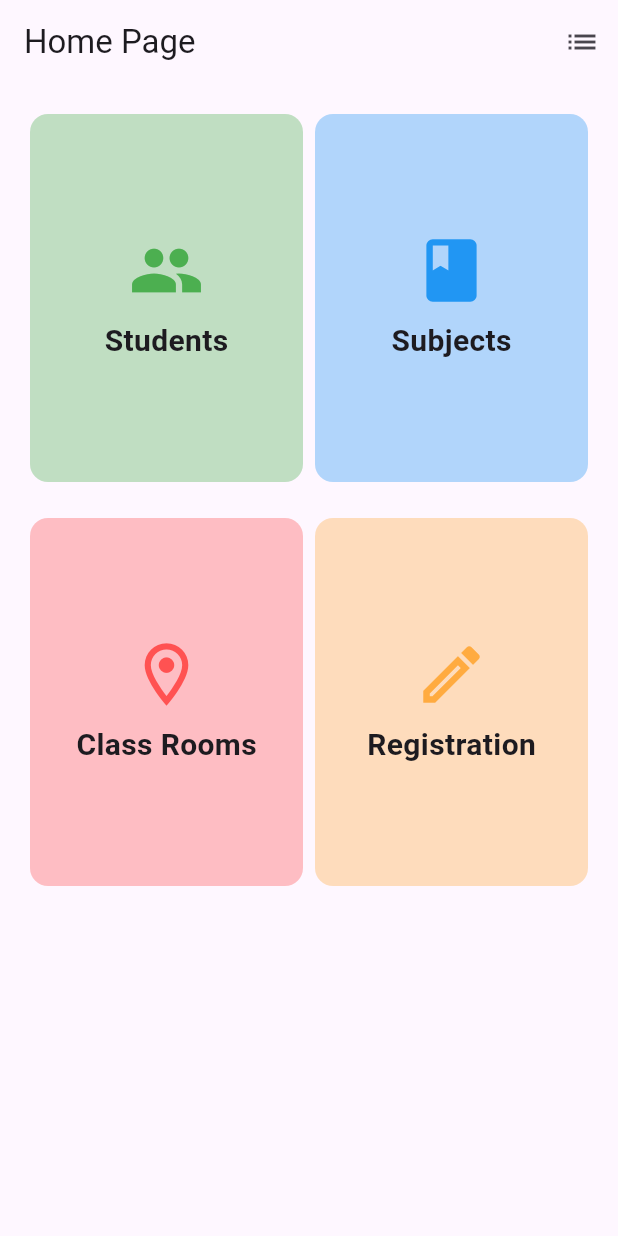
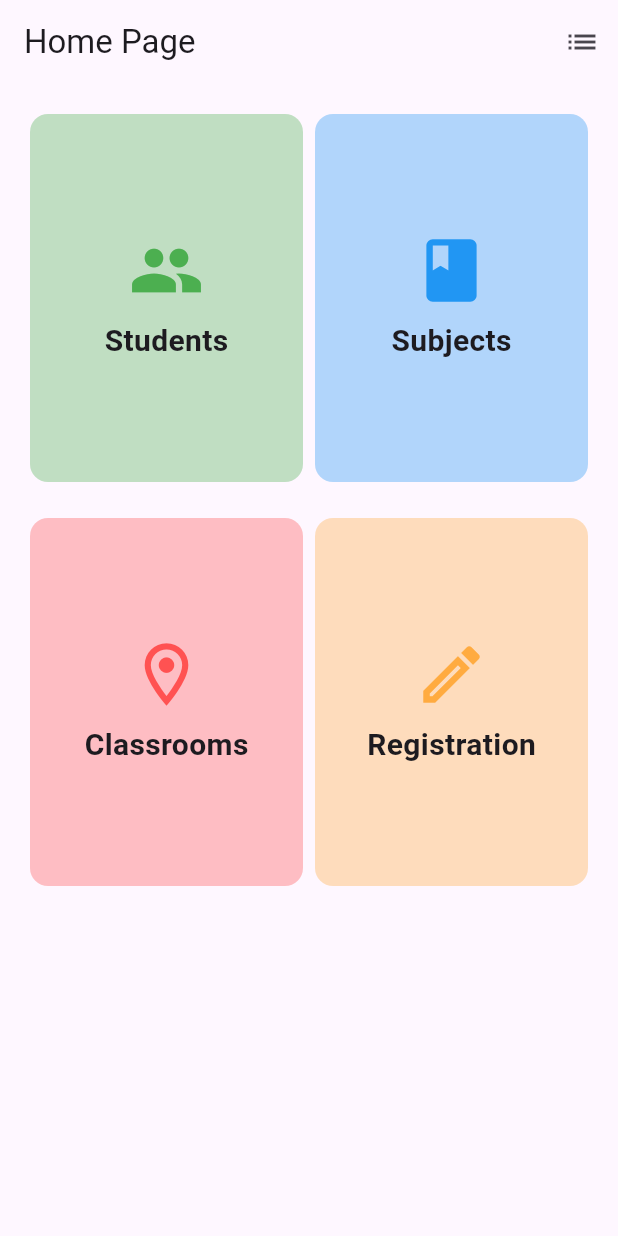
Before and after one commit to plokmij/class_alloc, a Flutter app: the screen it shows after launch, on a phone screen of 412 x 824 dp. Run offline on Flutter 3.47's test engine with Material 3 defaults, Android fonts, the phone set to English and light mode, and no system bars; our stand-ins replace bloc, dartz, dio, equatable, flutter_bloc, flutter_dotenv and 3 more; generated files the repository leaves out were written again.

Commit message:
refactor: Update home page items

```diff
--- a/lib/features/home/presentation/pages/home_page.dart
+++ b/lib/features/home/presentation/pages/home_page.dart
@@ -23,10 +23,10 @@ class HomePage extends StatelessWidget {
       route: '/subjects',
     ),
     HomeItem(
-      title: 'Class Rooms',
+      title: 'Classrooms',
       icon: Icons.room_outlined,
       color: Colors.redAccent,
-      route: '/class-rooms',
+      route: '/classrooms',
     ),
     HomeItem(
       title: 'Registration',
```
